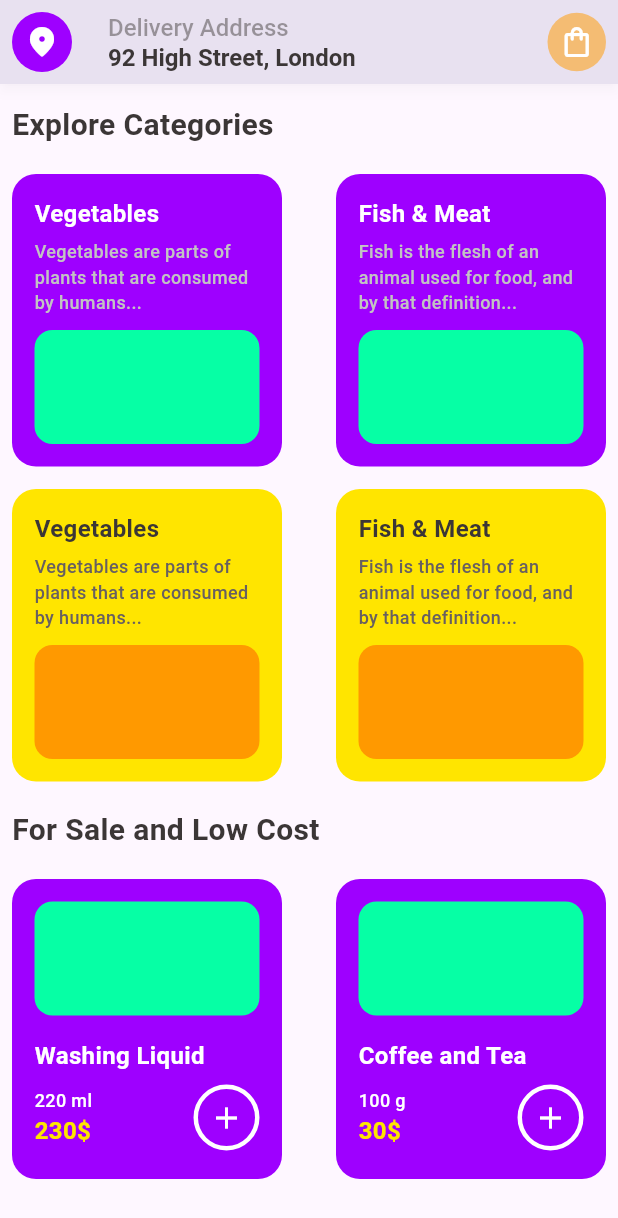
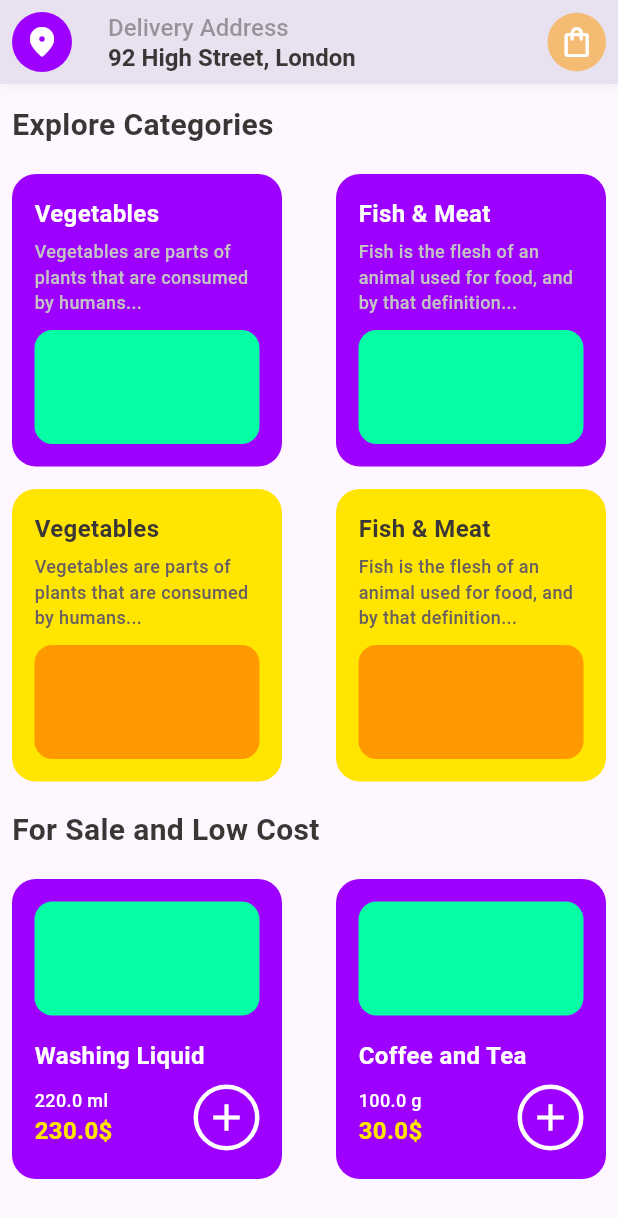
Before and after one commit to dulakshirb/flutter_grocery, a Flutter app: the screen it shows after launch, scrolled down 63 dp, on a phone screen of 412 x 824 dp. Shown: the top 1218 px of the screen. Run offline on Flutter 3.47's test engine with Material 3 defaults, Android fonts, the phone set to English and light mode, and no system bars.

Commit message:
Sale card converted to product price card and fixed layout

```diff
--- a/lib/pages/home_page/home_page.dart
+++ b/lib/pages/home_page/home_page.dart
@@ -3,7 +3,7 @@ import 'package:flutter/material.dart';
 import 'package:flutter_grocery/pages/home_page/widgets/search_bar_field.dart';
 import 'package:flutter_grocery/widgets/app_bar/app_bar.dart';
 import 'package:flutter_grocery/widgets/reusable/product_card.dart';
-import 'package:flutter_grocery/widgets/reusable/sale_product_card.dart';
+import 'package:flutter_grocery/widgets/reusable/product_price_card.dart';
 import 'package:flutter_grocery/widgets/reusable/sub_title.dart';
 
 class HomePage extends StatelessWidget {
@@ -92,15 +92,17 @@ class HomePage extends StatelessWidget {
                 Row(
                   mainAxisAlignment: MainAxisAlignment.spaceBetween,
                   children: [
-                    SaleProductCard(
+                    ProductPriceCard(
                       title: 'Washing Liquid',
-                      quantity: '220 ml',
-                      amount: '230',
+                      unit: 'ml',
+                      amount: 220,
+                      price: 230,
                     ),
-                    SaleProductCard(
+                    ProductPriceCard(
                       title: 'Coffee and Tea',
-                      quantity: '100 g',
-                      amount: '30',
+                      unit: 'g',
+                      amount: 100,
+                      price: 30,
                     ),
                   ],
                 ),
--- a/lib/widgets/reusable/sale_product_card.dart
+++ b/lib/widgets/reusable/product_price_card.dart
@@ -1,13 +1,15 @@
 import 'package:flutter/material.dart';
 
-class SaleProductCard extends StatelessWidget {
-  final String title, quantity, amount;
+class ProductPriceCard extends StatelessWidget {
+  final String title, unit;
+  final double amount, price;
 
-  const SaleProductCard(
+  const ProductPriceCard(
       {super.key,
       required this.title,
-      required this.quantity,
-      required this.amount});
+      required this.unit,
+      required this.amount,
+      required this.price});
 
   @override
   Widget build(BuildContext context) {
@@ -52,7 +54,7 @@ class SaleProductCard extends StatelessWidget {
                   crossAxisAlignment: CrossAxisAlignment.start,
                   children: [
                     Text(
-                      quantity,
+                      '${amount.toString()} $unit',
                       style: TextStyle(
                         color: Colors.white,
                         fontSize: 12,
@@ -60,7 +62,7 @@ class SaleProductCard extends StatelessWidget {
                       ),
                     ),
                     Text(
-                      '$amount\$',
+                      '${price.toString()}\$',
                       style: TextStyle(
                         color: Color(0xFFFFE500),
                         fontSize: 16,
@@ -82,6 +84,7 @@ class SaleProductCard extends StatelessWidget {
                   child: Icon(
                     Icons.add,
                     color: Colors.white,
+                    size: 30,
                   ),
                 ),
               ],
```
